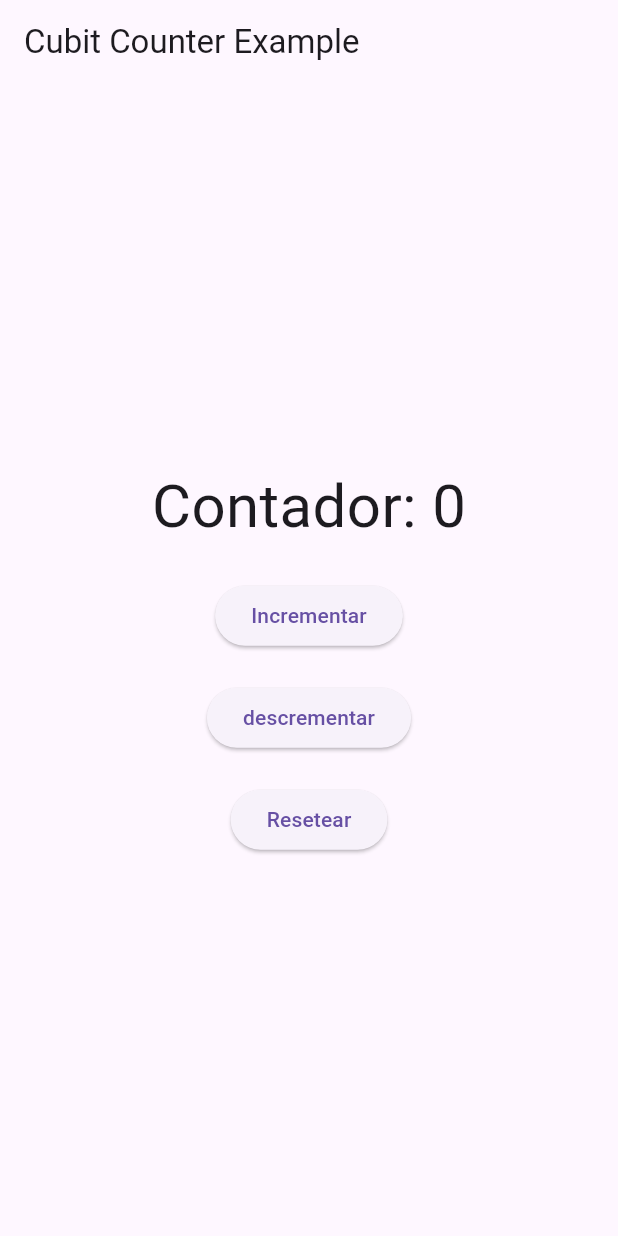
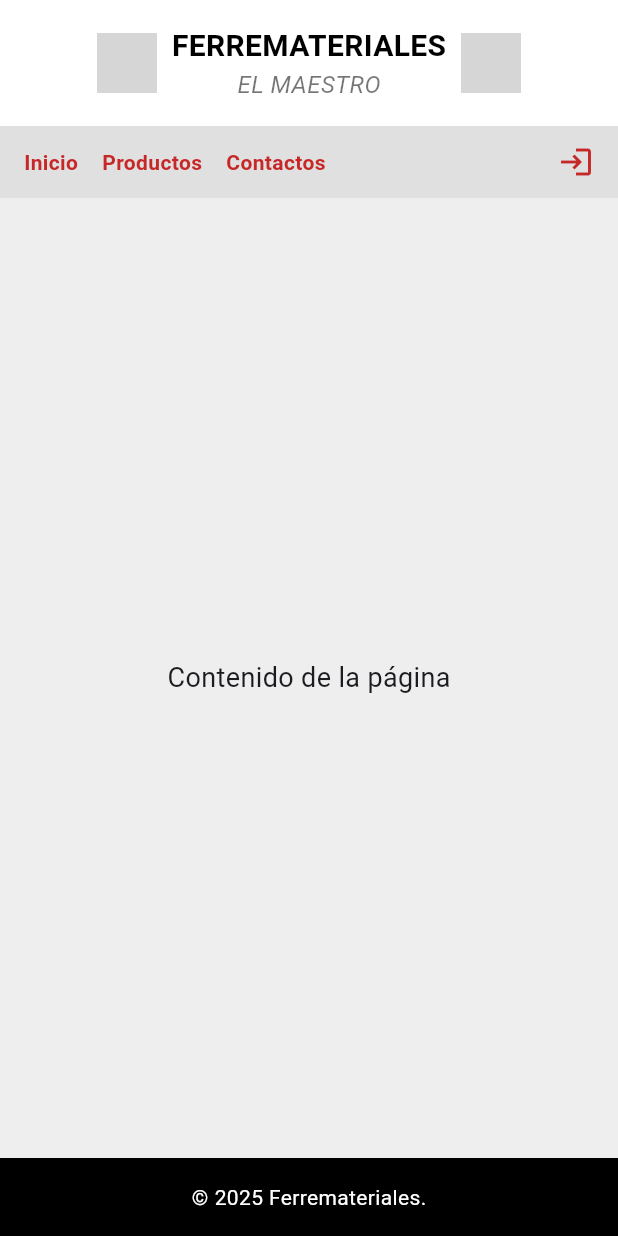
Before and after one commit to LauraVanesa06/PROYECTO-FORMATIVO, a Flutter app: the screen it shows after launch, on a phone screen of 412 x 824 dp. Run offline on Flutter 3.47's test engine with Material 3 defaults, Android fonts, the phone set to English and light mode, and no system bars; our stand-ins replace flutter_bloc; grey boxes are pictures that could not be loaded.

Commit message:
posible main

```diff
--- a/ferremateriales/lib/main.dart
+++ b/ferremateriales/lib/main.dart
@@ -1,4 +1,161 @@
- /*import 'package:flutter/material.dart';
+import 'package:flutter/material.dart';
+import 'package:flutter_bloc/flutter_bloc.dart';
+import 'features/productos/views/products_view.dart';
+import 'features/productos/bloc/product_bloc.dart';
+import 'features/productos/bloc/product_event.dart';
+import 'features/productos/data/product_repository.dart';
+
+void main() {
+  runApp(FerreteriaApp());
+}
+
+class FerreteriaApp extends StatelessWidget {
+  @override
+  Widget build(BuildContext context) {
+    return BlocProvider(
+      create: (_) => ProductBloc(ProductRepository())..add(LoadProductsEvent()),
+      child: MaterialApp(
+        title: 'Ferremateriales',
+        debugShowCheckedModeBanner: false,
+        theme: ThemeData(
+          scaffoldBackgroundColor: Colors.grey[200],
+          primaryColor: Colors.red[800],
+        ),
+        home: HomePage(),
+      ),
+    );
+  }
+}
+
+class HomePage extends StatelessWidget {
+  @override
+  Widget build(BuildContext context) {
+    return Scaffold(
+      body: Column(
+        children: [
+          // HEADER
+          Container(
+            padding: EdgeInsets.all(16),
+            color: Colors.white,
+            child: Row(
+              mainAxisAlignment: MainAxisAlignment.center,
+              children: [
+                Image.asset('assets/header-icon.png', width: 40),
+                SizedBox(width: 10),
+                Column(
+                  children: [
+                    Text('FERREMATERIALES',
+                        style: TextStyle(
+                            fontSize: 20,
+                            fontWeight: FontWeight.bold,
+                            color: Colors.black)),
+                    Text('EL MAESTRO',
+                        style: TextStyle(
+                            fontSize: 16,
+                            fontStyle: FontStyle.italic,
+                            color: Colors.black54)),
+                  ],
+                ),
+                SizedBox(width: 10),
+                Image.asset('assets/header-icon2.png', width: 40),
+              ],
+            ),
+          ),
+          // NAVBAR
+          Container(
+            padding: EdgeInsets.symmetric(horizontal: 16, vertical: 12),
+            color: Colors.grey[300],
+            child: Row(
+              mainAxisAlignment: MainAxisAlignment.spaceBetween,
+              children: [
+                Row(
+                  children: [
+                    _navLink(context, 'Inicio'),
+                    _navLink(context, 'Productos'),
+                    _navLink(context, 'Contactos'),
+                  ],
+                ),
+                Icon(Icons.login, color: Colors.red[800]),
+              ],
+            ),
+          ),
+          // CONTENIDO CENTRAL
+          Expanded(
+            child: Center(
+              child: Text(
+                'Contenido de la página',
+                style: TextStyle(fontSize: 18),
+              ),
+            ),
+          ),
+          // FOOTER
+          Container(
+            color: Colors.black,
+            padding: EdgeInsets.all(16),
+            child: Center(
+              child: Text(
+                '©️ 2025 Ferremateriales.',
+                style: TextStyle(color: Colors.white),
+              ),
+            ),
+          ),
+        ],
+      ),
+    );
+  }
+}
+
+Widget _navLink(BuildContext context, String text) {
+  return InkWell(
+    onTap: () {
+      if (text == 'Productos') {
+        Navigator.push(
+          context,
+          MaterialPageRoute(
+            builder: (context) => BlocProvider(
+              create: (_) => ProductBloc(ProductRepository())..add(LoadProductsEvent()),
+              child: ProductsView(),
+            ),
+          ),
+        );
+      }
+    },
+    child: Padding(
+      padding: EdgeInsets.only(right: 16),
+      child: Text(
+        text,
+        style: TextStyle(color: Colors.red[800], fontWeight: FontWeight.bold),
+      ),
+    ),
+  );
+}
+
+
+
+
+
+
+
+
+
+
+
+
+
+
+
+
+
+
+
+
+
+
+
+
+/* import 'package:flutter/material.dart';
+import 'package:flutter_bloc/flutter_bloc.dart';
+import 'features/productos/views/products_view.dart';
 
 void main() {
   runApp(FerreteriaApp());
@@ -32,11 +189,11 @@ class HomePage extends StatelessWidget {
             child: Row(
               mainAxisAlignment: MainAxisAlignment.center,
               children: [
-                Image.asset('assets/header-icon.png', width: 40), // ícono izquierda
+                Image.asset('assets/header-icon.png', width: 40),
                 SizedBox(width: 10),
                 Column(
                   children: [
-                    Text('ERREMATERIALES',
+                    Text('FERREMATERIALES',
                         style: TextStyle(
                             fontSize: 20,
                             fontWeight: FontWeight.bold,
@@ -49,7 +206,7 @@ class HomePage extends StatelessWidget {
                   ],
                 ),
                 SizedBox(width: 10),
-                Image.asset('assets/header-icon2.png', width: 40), // ícono derecha
+                Image.asset('assets/header-icon2.png', width: 40),
               ],
             ),
           ),
@@ -63,9 +220,9 @@ class HomePage extends StatelessWidget {
               children: [
                 Row(
                   children: [
-                    _navLink('Inicio'),
-                    _navLink('Productos'),
-                    _navLink('Contactos'),
+                    _navLink(context, 'Inicio'),
+                    _navLink(context, 'Productos'),
+                    _navLink(context, 'Contactos'),
                   ],
                 ),
                 Icon(Icons.login, color: Colors.red[800]),
@@ -99,8 +256,17 @@ class HomePage extends StatelessWidget {
     );
   }
 
-  Widget _navLink(String text) {
-    return Padding(
+  Widget _navLink(BuildContext context, String text) {
+    return InkWell(
+      onTap: () {
+        if (text == 'Productos') {
+          Navigator.push(
+            context,
+            MaterialPageRoute(builder: (context) => ProductsView()),
+          );
+        }
+      },
+      child: Padding(
         padding: EdgeInsets.only(right: 16),
         child: Text(
           text,
@@ -109,70 +275,8 @@ class HomePage extends StatelessWidget {
             fontWeight: FontWeight.bold,
           ),
         ),
-    );
-  }
-} */
-import 'package:flutter/material.dart';
-import 'package:flutter_bloc/flutter_bloc.dart';  // Importar flutter_bloc
-import 'counter_cubit.dart';  // Importar el archivo donde definimos el Cubit
-
-void main() {
-  runApp(MyApp());
-}
-
-class MyApp extends StatelessWidget {
-  @override
-  Widget build(BuildContext context) {
-    return MaterialApp(
-      home: BlocProvider(
-        create: (_) => CounterCubit(),  // Crear y proveer el Cubit
-        child: HomeScreen(),
       ),
     );
   }
 }
-
-class HomeScreen extends StatelessWidget {
-  @override
-  Widget build(BuildContext context) {
-    return Scaffold(
-      appBar: AppBar(
-        title: Text('Cubit Counter Example'),
-      ),
-      body: Center(
-        child: Column(
-          mainAxisAlignment: MainAxisAlignment.center,
-          children: [
-            // Mostrar el estado actual del contador
-            BlocBuilder<CounterCubit, int>(
-              builder: (context, state) {
-                return Text(
-                  'Contador: $state',  // Mostrar el valor del contador
-                  style: TextStyle(fontSize: 40),
-                );
-              },
-            ),
-            SizedBox(height: 20),
-            // Botón para incrementar el contador
-            ElevatedButton(
-              onPressed: () => context.read<CounterCubit>().increment(), // Incrementar contador
-              child: Text('Incrementar'),
-            ),
-            SizedBox(height: 20),
-            // Botón para incrementar el contador
-            ElevatedButton(
-              onPressed: () => context.read<CounterCubit>().descrementar(), // Incrementar contador
-              child: Text('descrementar'),
-            ),
-            SizedBox(height: 20),
-            // Botón para resetear el contador
-            ElevatedButton(
-              onPressed: () => context.read<CounterCubit>().reset(), // Resetear contador
-              child: Text('Resetear'),
-            ),
-          ],
-        ),
-      ),
-    );
-  }
-}
+ */
```
Lines whose indentation alone changed are shown as unchanged.
